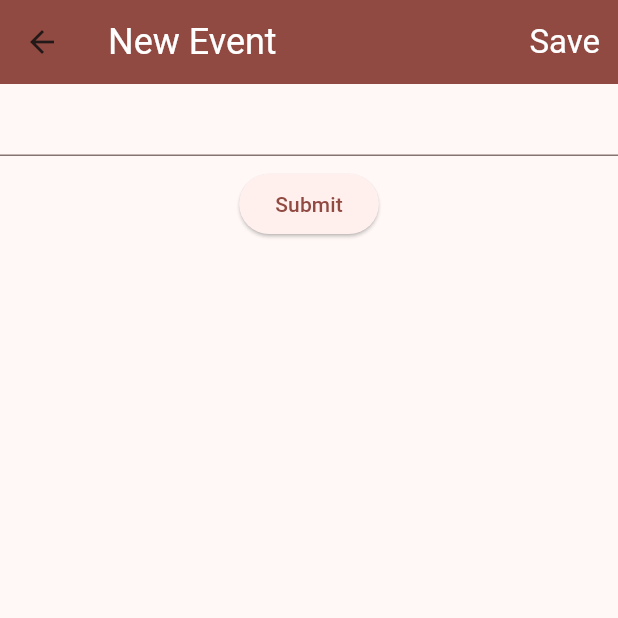
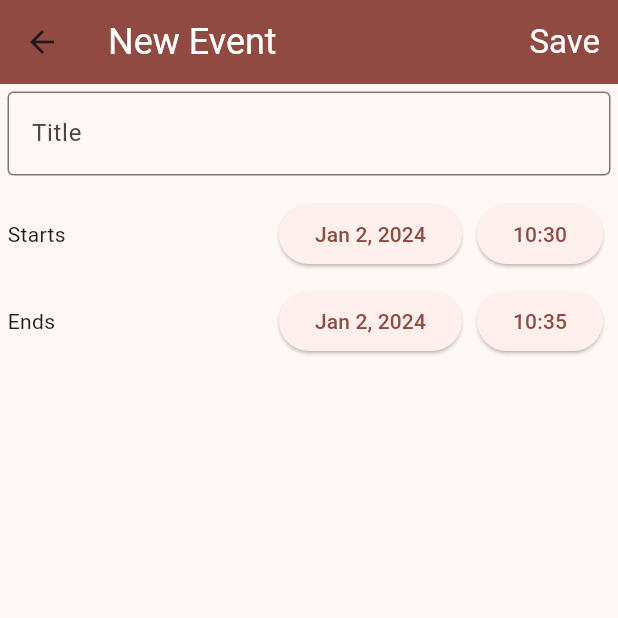
Before and after one commit to nickw409/N-Time, a Flutter app: the EventForm screen opened directly, on a phone screen of 412 x 824 dp, the top half of it. Run offline on Flutter 3.47's test engine with Material 3 defaults, Android fonts, the phone set to English and light mode, and no system bars; our stand-ins replace get_it, table_calendar; network calls fail; statements that could not run were skipped.

Commit message:
Added date and time pickers to create event view

```diff
--- a/lib/ui/create_event_view.dart
+++ b/lib/ui/create_event_view.dart
@@ -1,4 +1,5 @@
 import 'package:flutter/material.dart';
+import 'package:intl/intl.dart';
 
 class EventForm extends StatefulWidget {
   const EventForm({super.key});
@@ -11,6 +12,13 @@ class EventForm extends StatefulWidget {
 
 class EventFormState extends State<EventForm> {
   final _eventFormKey = GlobalKey<FormState>();
+
+  DateTime? _startDate = DateTime.now();
+  DateTime? _endDate = DateTime.now();
+  final DateFormat formatter = DateFormat('MMM d, y');
+
+  TimeOfDay? _startTime = TimeOfDay.now();
+  TimeOfDay? _endTime = TimeOfDay.fromDateTime(DateTime.now().add(const Duration(minutes: 5)));
 
   @override
   Widget build(BuildContext context) {
@@ -27,7 +35,12 @@ class EventFormState extends State<EventForm> {
         actions: <Widget>[
           TextButton(
             onPressed: () {
+              if (_eventFormKey.currentState!.validate()) {
+                ScaffoldMessenger.of(context).showSnackBar(
+                  const SnackBar(content: Text('Good Input')),
+                );
                 Navigator.of(context).pop();
+              }
             },
             child: Text(
               'Save',
@@ -42,7 +55,13 @@ class EventFormState extends State<EventForm> {
         key: _eventFormKey,
         child: Column(
           children: <Widget>[
-            TextFormField(
+            Padding(
+              padding: const EdgeInsets.fromLTRB(5.0, 5.0, 5.0, 5.0),
+              child: TextFormField(
+                decoration: const InputDecoration(
+                  border: OutlineInputBorder(),
+                  labelText: 'Title',
+                ),
                 validator: (value) {
                   if (value == null || value.isEmpty) {
                     return 'Please enter something';
@@ -50,18 +69,129 @@ class EventFormState extends State<EventForm> {
                   return null;
                 },
               ),
-            const SizedBox(
-              height: 8.0,
             ),
-            ElevatedButton(
-              onPressed: () {
-                if (_eventFormKey.currentState!.validate()) {
-                  ScaffoldMessenger.of(context).showSnackBar(
-                    const SnackBar(content: Text('Good Input')),
+            Padding(
+              padding: const EdgeInsets.all(5.0),
+              child: Column(
+                children: [
+                  Row(
+                    children: <Widget>[
+                      const Expanded(
+                        child: Text(
+                          'Starts',
+                          textAlign: TextAlign.left,
+                          ),
+                      ),
+                      Padding(
+                        padding: const EdgeInsets.all(5.0),
+                        child: ElevatedButton(
+                          child: Text(formatter.format(_startDate!)),
+                          onPressed: () async {
+                            final DateTime? startDate = await showDatePicker(
+                              context: context,
+                              initialEntryMode: DatePickerEntryMode.calendarOnly,
+                              currentDate: DateTime.now(),
+                              firstDate: DateTime(1998),
+                              lastDate: DateTime(2040),
+                            );
+                            setState(() {
+                              if (startDate != null) {
+                                _startDate = startDate;
+                              }
+                            });
+                          },
+                        ),
+                      ),
+                      Padding(
+                        padding: const EdgeInsets.all(5.0),
+                        child: ElevatedButton(
+                          child: Text(
+                            '${_startTime?.hour.toString().padLeft(2, '0')}'
+                            ':'
+                            '${_startTime?.minute.toString().padLeft(2, '0')}'
+                            ),
+                          onPressed: () async {
+                            final TimeOfDay? startTime = await showTimePicker(
+                              context: context,
+                              initialEntryMode: TimePickerEntryMode.inputOnly,
+                              initialTime: _startTime ?? TimeOfDay.now(),
+                              builder: (BuildContext context, Widget? child) {
+                                return MediaQuery(
+                                  data: MediaQuery.of(context).copyWith(alwaysUse24HourFormat: true),
+                                  child: child!,
                                 );
                               }
+                            );
+                            setState(() {
+                              if (startTime != null) {
+                                _startTime = startTime;
+                              }
+                            });
                           },
-              child: const Text('Submit'),
+                        ),
+                      ),
+                    ],
+                  ),
+                  Row(
+                    children: <Widget>[
+                      const Expanded(
+                        child: Text(
+                          'Ends',
+                          textAlign: TextAlign.left,
+                          ),
+                      ),
+                      Padding(
+                        padding: const EdgeInsets.all(5.0),
+                        child: ElevatedButton(
+                          child: Text(formatter.format(_endDate!)),
+                          onPressed: () async {
+                            final DateTime? endDate = await showDatePicker(
+                              context: context,
+                              initialEntryMode: DatePickerEntryMode.calendarOnly,
+                              currentDate: DateTime.now(),
+                              firstDate: DateTime(1998),
+                              lastDate: DateTime(2040),
+                            );
+                            setState(() {
+                              if (endDate != null) {
+                                _endDate = endDate;
+                              }
+                            });
+                          },
+                        ),
+                      ),
+                      Padding(
+                        padding: const EdgeInsets.all(5.0),
+                        child: ElevatedButton(
+                          child: Text(
+                            '${_endTime?.hour.toString().padLeft(2, '0')}'
+                            ':'
+                            '${_endTime?.minute.toString().padLeft(2, '0')}'
+                            ),
+                          onPressed: () async {
+                            final TimeOfDay? endTime = await showTimePicker(
+                              context: context,
+                              initialEntryMode: TimePickerEntryMode.inputOnly,
+                              initialTime: _endTime ?? TimeOfDay.now(),
+                              builder: (BuildContext context, Widget? child) {
+                                return MediaQuery(
+                                  data: MediaQuery.of(context).copyWith(alwaysUse24HourFormat: true),
+                                  child: child!,
+                                );
+                              }
+                            );
+                            setState(() {
+                              if (endTime != null) {
+                                _endTime = endTime;
+                              }
+                            });
+                          },
+                        ),
+                      ),
+                    ],
+                  ),
+                ],
+              ),
             ),
           ],
         ),
--- a/pubspec.yaml
+++ b/pubspec.yaml
@@ -41,6 +41,7 @@ dependencies:
   sqflite: ^2.3.0
   path: ^1.8.3
   get_it: ^7.6.4
+  intl: ^0.18.1
 
 dev_dependencies:
   flutter_test:
```
Lines whose indentation alone changed are shown as unchanged.
